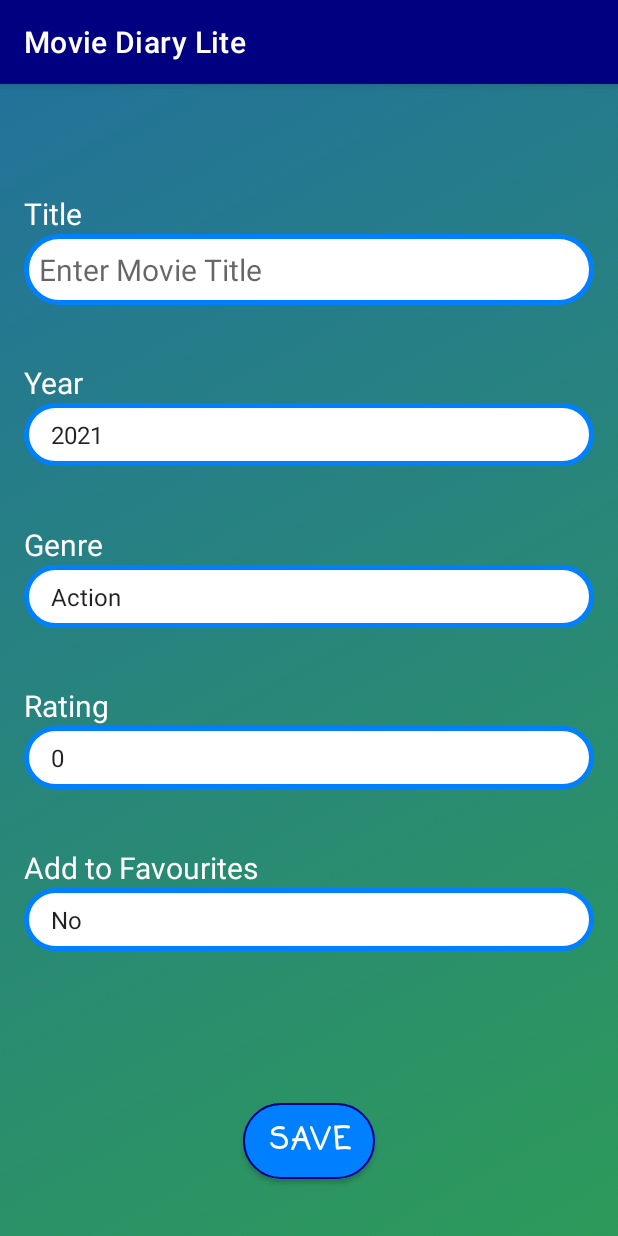
After one commit to HedrichPio/MovieDiaryLite, an Android app: the AddMovieActivity screen opened directly, with no data from a screen before it, on a phone screen of 412 x 824 dp. The commit adds this screen. Run offline under Robolectric (Android 15) with nearby library versions, the phone set to English and light mode, and no system bars; Roboto replaces fonts that are not available here.

Commit message:
implemented add movie function and added alert dialogs for validation

```diff
--- a/MovieDiaryLite/app/src/main/AndroidManifest.xml
+++ b/MovieDiaryLite/app/src/main/AndroidManifest.xml
@@ -9,7 +9,8 @@
         android:roundIcon="@mipmap/ic_launcher_round"
         android:supportsRtl="true"
         android:theme="@style/Theme.MovieDiaryLite">
-        <activity android:name=".TvSeriesFunctionsActivity"></activity>
+        <activity android:name=".AddMovieActivity"></activity>
+        <activity android:name=".TvSeriesFunctionsActivity" />
         <activity android:name=".MovieFunctionsActivity" />
         <activity
             android:name=".HomeActivity"
--- /dev/null
+++ b/MovieDiaryLite/app/src/main/java/com/example/moviediarylite/AddMovieActivity.java
@@ -0,0 +1,287 @@
+package com.example.moviediarylite;
+
+import androidx.appcompat.app.AlertDialog;
+import androidx.appcompat.app.AppCompatActivity;
+
+import android.content.DialogInterface;
+import android.os.Bundle;
+import android.view.View;
+import android.widget.AdapterView;
+import android.widget.ArrayAdapter;
+import android.widget.Button;
+import android.widget.EditText;
+import android.widget.Spinner;
+
+import com.example.moviediarylite.AlertComponents.AlertDialogandToastMessages;
+
+import java.util.ArrayList;
+import java.util.Arrays;
+import java.util.Calendar;
+
+public class AddMovieActivity extends AppCompatActivity implements AdapterView.OnItemSelectedListener {
+
+    EditText title_edittext_am;
+    Spinner year_spinner_am, genre_spinner_am, rating_spinner_am, favourite_spinner_am;
+    Button save_button_am;
+
+    String title, genre, favourite;
+    int year,rating;
+
+    DatabaseHelper DB = new DatabaseHelper(this);
+
+    AlertDialogandToastMessages alerts = new AlertDialogandToastMessages();
+
+    @Override
+    protected void onCreate(Bundle savedInstanceState) {
+        super.onCreate(savedInstanceState);
+        setContentView(R.layout.activity_add_movie);
+
+        title_edittext_am = findViewById(R.id.titleedittext_addmovie);
+        year_spinner_am = findViewById(R.id.yearspinner_addmovie);
+        genre_spinner_am = findViewById(R.id.genrespinner_addmovie);
+        rating_spinner_am = findViewById(R.id.ratingspinner_addmovie);
+        favourite_spinner_am = findViewById(R.id.favouritespinner_addmovie);
+
+        save_button_am = findViewById(R.id.savebutton_addmovie);
+
+        setSpinners();
+
+    }
+
+
+    public void saveMovie(View view){
+
+        if(save_button_am.getText().equals("Save")){
+
+            title = title_edittext_am.getText().toString();
+            year = (int) year_spinner_am.getSelectedItem();
+            genre = (String) genre_spinner_am.getSelectedItem();
+            rating = (int) rating_spinner_am.getSelectedItem();
+            favourite = (String) favourite_spinner_am.getSelectedItem();
+
+            if(title.equals("")){
+                alerts.showAlertDialog(this,"Title","Please provide a Title for the Movie.");
+            }
+
+            else{
+
+                checkandAddMovie(title,year,genre,rating,favourite);
+
+                save_button_am.setText("Reset");
+            }
+        }
+
+
+        else if(save_button_am.getText().equals("Reset")){
+
+            title_edittext_am.setText("");
+            year_spinner_am.setSelection(0);
+            genre_spinner_am.setSelection(0);
+            rating_spinner_am.setSelection(0);
+            favourite_spinner_am.setSelection(0);
+
+            save_button_am.setText("Save");
+        }
+
+    }
+
+
+
+    private void checkandAddMovie(String mtitle, int myear, String mgenre, int mrating, String mfavourite){
+
+
+        Movie movie = new Movie(mtitle,myear,mgenre,mrating,mfavourite);
+
+        ArrayList<Movie> movieListinDB = new ArrayList<>();
+
+        movieListinDB = DB.getAllMovies();
+
+        boolean found = false;
+
+        for(Movie m : movieListinDB){
+
+            if(m.getTitle().equalsIgnoreCase(movie.getTitle()) && m.getYear()==movie.getYear()){
+                found=true;
+            }
+        }
+
+        if(!found){
+
+            StringBuffer buffer = new StringBuffer();
+            buffer.append("Title : "+title + "\n");
+            buffer.append("Year : "+year + "\n");
+            buffer.append("Genre : "+genre + "\n");
+            buffer.append("Rating : "+rating + "\n");
+            buffer.append("Favorite : "+favourite );
+
+
+            AlertDialog.Builder alert = new AlertDialog.Builder(this);
+            alert.setTitle("Saved Movie Details as :");
+            alert.setMessage(buffer.toString());
+            alert.setPositiveButton("OK", new DialogInterface.OnClickListener() {
+                @Override
+                public void onClick(DialogInterface dialog, int which) {
+
+                    insertMovietoDB(movie);
+
+                }
+            });
+            alert.setNegativeButton("Cancel", null);
+            alert.show();
+
+
+        }
+
+        else{
+
+            alerts.showAlertDialog(this, "Up to Date", "Movie already Exists");
+        }
+    }
+
+
+
+
+    private void insertMovietoDB(Movie movie){
+
+        boolean isInserted = DB.addMovietoDB(movie);
+
+        if(isInserted){
+            alerts.showToastMessage(this,"Movie Successfully Added");
+        }
+        else{
+            alerts.showToastMessage(this, "Failed to add Movie");
+        }
+    }
+
+
+
+
+
+    private void setSpinners(){
+
+//  year spinner
+        if (year_spinner_am != null) {
+            year_spinner_am.setOnItemSelectedListener(this);
+        }
+
+        // Create ArrayAdapter using the int array and default spinner layout.
+        ArrayAdapter adapter = new ArrayAdapter(this,android.R.layout.simple_spinner_item,getAllYears());
+
+        // Specify the layout to use when the list of choices appears.
+        adapter.setDropDownViewResource(android.R.layout.simple_spinner_dropdown_item);
+
+        // Apply the adapter to the spinner.
+        if (year_spinner_am != null) {
+            year_spinner_am.setAdapter(adapter);
+        }
+
+
+
+//  genre spinner
+        if (genre_spinner_am != null) {
+            year_spinner_am.setOnItemSelectedListener(this);
+        }
+
+        // Create ArrayAdapter using the int array and default spinner layout.
+        ArrayAdapter genre_adapter = new ArrayAdapter(this,android.R.layout.simple_spinner_item,getAllGenres());
+
+        // Specify the layout to use when the list of choices appears.
+        genre_adapter.setDropDownViewResource(android.R.layout.simple_spinner_dropdown_item);
+
+        // Apply the adapter to the spinner.
+        if (genre_spinner_am != null) {
+            genre_spinner_am.setAdapter(genre_adapter);
+        }
+
+
+
+//  rating spinner
+        if (rating_spinner_am != null) {
+            rating_spinner_am.setOnItemSelectedListener(this);
+        }
+
+        // Create ArrayAdapter using the int array and default spinner layout.
+        ArrayAdapter adapterrating = new ArrayAdapter(this,android.R.layout.simple_spinner_item,getRatingValues());
+
+        // Specify the layout to use when the list of choices appears.
+        adapterrating.setDropDownViewResource(android.R.layout.simple_spinner_dropdown_item);
+
+
+        // Apply the adapter to the spinner.
+        if (rating_spinner_am != null) {
+            rating_spinner_am.setAdapter(adapterrating);
+        }
+
+
+//  favourite spinner
+        if (favourite_spinner_am != null) {
+            rating_spinner_am.setOnItemSelectedListener(this);
+        }
+
+        // Create ArrayAdapter using the int array and default spinner layout.
+        ArrayAdapter adapterfav = new ArrayAdapter(this,android.R.layout.simple_spinner_item,getFavoriteValues());
+
+        // Specify the layout to use when the list of choices appears.
+        adapterfav.setDropDownViewResource(android.R.layout.simple_spinner_dropdown_item);
+
+
+        // Apply the adapter to the spinner.
+        if (favourite_spinner_am != null) {
+            favourite_spinner_am.setAdapter(adapterfav);
+        }
+
+    }
+
+
+
+    private ArrayList<Integer> getAllYears(){
+
+        ArrayList<Integer> yearsArray = new ArrayList<>();
+
+        int year = Calendar.getInstance().get(Calendar.YEAR);
+
+        for(int i = year; i>=1895; i--){
+            yearsArray.add(i);
+        }
+        return yearsArray;
+    }
+
+
+    private ArrayList<String> getAllGenres(){
+
+
+        ArrayList<String> genreArray = new ArrayList<>(Arrays.asList("Action","AI/IT","Animation","Cartel","Comedy","Family","Heist","Horror","Racing","Romance"));
+
+        return genreArray;
+    }
+
+
+    //method returns an arraylist containing all the possible rating values from 0 to 10
+    private ArrayList<Integer> getRatingValues(){
+
+        ArrayList<Integer> ratingsArray = new ArrayList<>();
+
+        for(int i = 0; i<=10; i++){
+            ratingsArray.add(i);
+        }
+        return ratingsArray;
+    }
+
+
+    private ArrayList<String> getFavoriteValues(){
+
+        ArrayList<String> favouriteArray = new ArrayList<>(Arrays.asList("No","Yes"));
+
+        return favouriteArray;
+    }
+
+
+    @Override
+    public void onItemSelected(AdapterView<?> adapterView, View view, int position, long id) {
+        String spinnerLabel = adapterView.getItemAtPosition(position).toString();
+    }
+
+    @Override
+    public void onNothingSelected(AdapterView<?> parent) {}
+
+}
--- /dev/null
+++ b/MovieDiaryLite/app/src/main/res/layout/activity_add_movie.xml
@@ -0,0 +1,170 @@
+<?xml version="1.0" encoding="utf-8"?>
+<androidx.constraintlayout.widget.ConstraintLayout xmlns:android="http://schemas.android.com/apk/res/android"
+    xmlns:app="http://schemas.android.com/apk/res-auto"
+    xmlns:tools="http://schemas.android.com/tools"
+    android:layout_width="match_parent"
+    android:layout_height="match_parent"
+    android:background="@drawable/gradient_background"
+    tools:context=".AddMovieActivity">
+
+    <TextView
+        android:id="@+id/titletextview_addmovie"
+        android:layout_width="100dp"
+        android:layout_height="wrap_content"
+        android:layout_marginStart="16dp"
+        android:layout_marginLeft="16dp"
+        android:text="Title"
+        android:textColor="@color/white"
+        android:textSize="20sp"
+        app:layout_constraintBottom_toTopOf="@+id/titleedittext_addmovie"
+        app:layout_constraintStart_toStartOf="parent" />
+
+    <EditText
+        android:id="@+id/titleedittext_addmovie"
+        android:layout_width="0dp"
+        android:layout_height="wrap_content"
+        android:layout_marginStart="16dp"
+        android:layout_marginLeft="16dp"
+        android:layout_marginTop="100dp"
+        android:layout_marginEnd="16dp"
+        android:layout_marginRight="16dp"
+        android:background="@drawable/rounded_corner_background"
+        android:ems="10"
+        android:hint="Enter Movie Title"
+        android:inputType="textPersonName"
+        android:padding="10dp"
+        android:textSize="20sp"
+        app:layout_constraintEnd_toEndOf="parent"
+        app:layout_constraintStart_toStartOf="parent"
+        app:layout_constraintTop_toTopOf="parent" />
+
+    <TextView
+        android:id="@+id/yeartextview_addmovie"
+        android:layout_width="100dp"
+        android:layout_height="wrap_content"
+        android:layout_marginStart="16dp"
+        android:layout_marginLeft="16dp"
+        android:text="Year"
+        android:textColor="@color/white"
+        android:textSize="20sp"
+        app:layout_constraintBottom_toTopOf="@+id/yearspinner_addmovie"
+        app:layout_constraintStart_toStartOf="parent" />
+
+    <TextView
+        android:id="@+id/genretextview_addmovie"
+        android:layout_width="wrap_content"
+        android:layout_height="wrap_content"
+        android:layout_marginStart="16dp"
+        android:layout_marginLeft="16dp"
+        android:text="Genre"
+        android:textColor="@color/white"
+        android:textSize="20sp"
+        app:layout_constraintBottom_toTopOf="@+id/genrespinner_addmovie"
+        app:layout_constraintStart_toStartOf="parent" />
+
+    <Spinner
+        android:id="@+id/yearspinner_addmovie"
+        android:layout_width="match_parent"
+        android:layout_height="wrap_content"
+        android:layout_marginStart="16dp"
+        android:layout_marginLeft="16dp"
+        android:layout_marginTop="65dp"
+        android:layout_marginEnd="16dp"
+        android:layout_marginRight="16dp"
+        android:background="@drawable/rounded_corner_background"
+        android:padding="10dp"
+        app:layout_constraintEnd_toEndOf="parent"
+        app:layout_constraintStart_toStartOf="parent"
+        app:layout_constraintTop_toBottomOf="@+id/titleedittext_addmovie" />
+
+    <Spinner
+        android:id="@+id/genrespinner_addmovie"
+        android:layout_width="match_parent"
+        android:layout_height="wrap_content"
+        android:layout_marginStart="16dp"
+        android:layout_marginLeft="16dp"
+        android:layout_marginTop="66dp"
+        android:layout_marginEnd="16dp"
+        android:layout_marginRight="16dp"
+        android:background="@drawable/rounded_corner_background"
+        android:padding="10dp"
+        app:layout_constraintEnd_toEndOf="parent"
+        app:layout_constraintHorizontal_bias="0.0"
+        app:layout_constraintStart_toStartOf="parent"
+        app:layout_constraintTop_toBottomOf="@+id/yearspinner_addmovie" />
+
+    <Spinner
+        android:id="@+id/ratingspinner_addmovie"
+        android:layout_width="match_parent"
+        android:layout_height="wrap_content"
+        android:layout_marginStart="16dp"
+        android:layout_marginLeft="16dp"
+        android:layout_marginTop="65dp"
+        android:layout_marginEnd="16dp"
+        android:layout_marginRight="16dp"
+        android:background="@drawable/rounded_corner_background"
+        android:padding="10dp"
+        app:layout_constraintEnd_toEndOf="parent"
+        app:layout_constraintHorizontal_bias="0.0"
+        app:layout_constraintStart_toStartOf="parent"
+        app:layout_constraintTop_toBottomOf="@+id/genrespinner_addmovie" />
+
+    <TextView
+        android:id="@+id/ratingtextview_addmovie"
+        android:layout_width="wrap_content"
+        android:layout_height="wrap_content"
+        android:layout_marginStart="16dp"
+        android:layout_marginLeft="16dp"
+        android:text="Rating"
+        android:textColor="@color/white"
+        android:textSize="20sp"
+        app:layout_constraintBottom_toTopOf="@+id/ratingspinner_addmovie"
+        app:layout_constraintStart_toStartOf="parent" />
+
+    <TextView
+        android:id="@+id/favouritetextview_addmovie"
+        android:layout_width="wrap_content"
+        android:layout_height="wrap_content"
+        android:layout_marginStart="16dp"
+        android:layout_marginLeft="16dp"
+        android:text="Add to Favourites"
+        android:textColor="@color/white"
+        android:textSize="20sp"
+        app:layout_constraintBottom_toTopOf="@+id/favouritespinner_addmovie"
+        app:layout_constraintStart_toStartOf="parent" />
+
+    <Spinner
+        android:id="@+id/favouritespinner_addmovie"
+        android:layout_width="match_parent"
+        android:layout_height="wrap_content"
+        android:layout_marginStart="16dp"
+        android:layout_marginLeft="16dp"
+        android:layout_marginTop="66dp"
+        android:layout_marginEnd="16dp"
+        android:layout_marginRight="16dp"
+        android:background="@drawable/rounded_corner_background"
+        android:padding="10dp"
+        app:layout_constraintEnd_toEndOf="parent"
+        app:layout_constraintStart_toStartOf="parent"
+        app:layout_constraintTop_toBottomOf="@+id/ratingspinner_addmovie" />
+
+    <Button
+        android:id="@+id/savebutton_addmovie"
+        android:onClick="saveMovie"
+        android:layout_width="wrap_content"
+        android:layout_height="wrap_content"
+        android:layout_marginBottom="32dp"
+        android:fontFamily="casual"
+        android:padding="10dp"
+        android:text="Save"
+        android:textSize="20sp"
+        android:textStyle="bold"
+        app:backgroundTint="@color/blue"
+        app:cornerRadius="25dp"
+        app:layout_constraintBottom_toBottomOf="parent"
+        app:layout_constraintEnd_toEndOf="parent"
+        app:layout_constraintStart_toStartOf="parent"
+        app:strokeColor="@color/dark_blue"
+        app:strokeWidth="1dp" />
+
+</androidx.constraintlayout.widget.ConstraintLayout>
--- a/MovieDiaryLite/app/src/main/res/layout/activity_movie_functions.xml
+++ b/MovieDiaryLite/app/src/main/res/layout/activity_movie_functions.xml
@@ -9,6 +9,7 @@
 
     <Button
         android:id="@+id/addmoviebutton_functions"
+        android:onClick="addMovie"
         android:layout_width="0dp"
         android:layout_height="wrap_content"
         android:layout_marginStart="24dp"
```
Also changed, not shown: MovieDiaryLite/app/src/main/java/com/example/moviediarylite/AlertComponents/AlertDialogandToastMessages.java (added, +35 -0 lines), MovieDiaryLite/app/src/main/java/com/example/moviediarylite/DatabaseHelper.java (+39 -38 lines), MovieDiaryLite/app/src/main/java/com/example/moviediarylite/Movie.java (+57 -0 lines), MovieDiaryLite/app/src/main/java/com/example/moviediarylite/MovieFunctionsActivity.java (+10 -0 lines), MovieDiaryLite/app/src/main/java/com/example/moviediarylite/comparators/AlphabeticalSort.java (added, +27 -0 lines).
